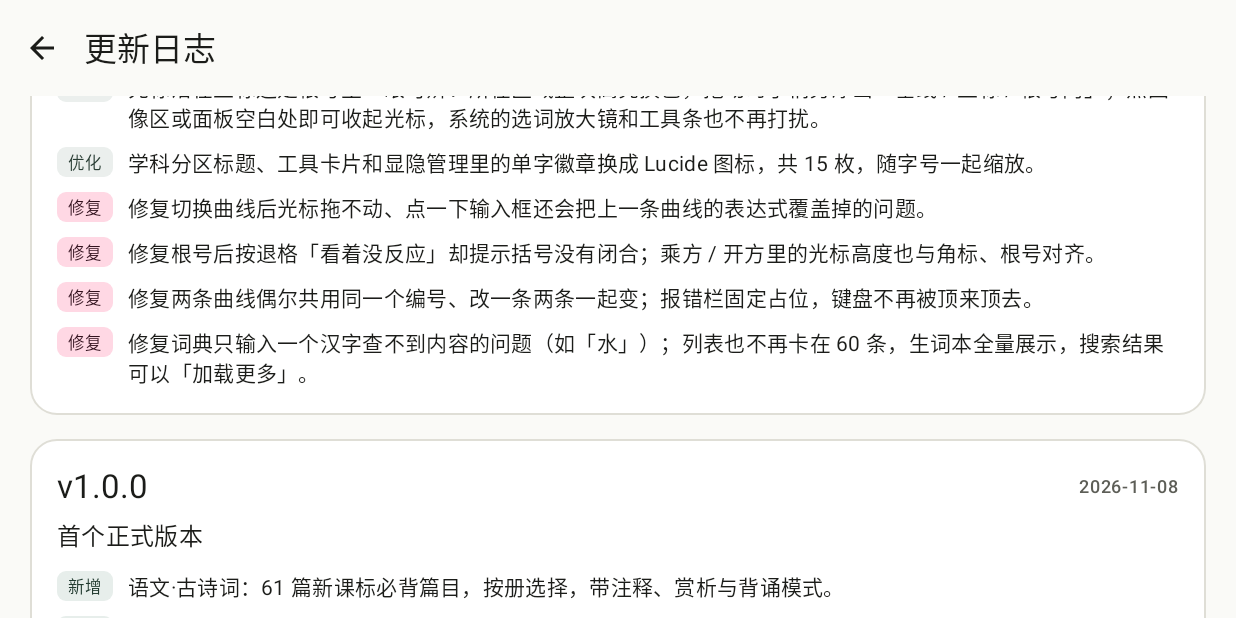
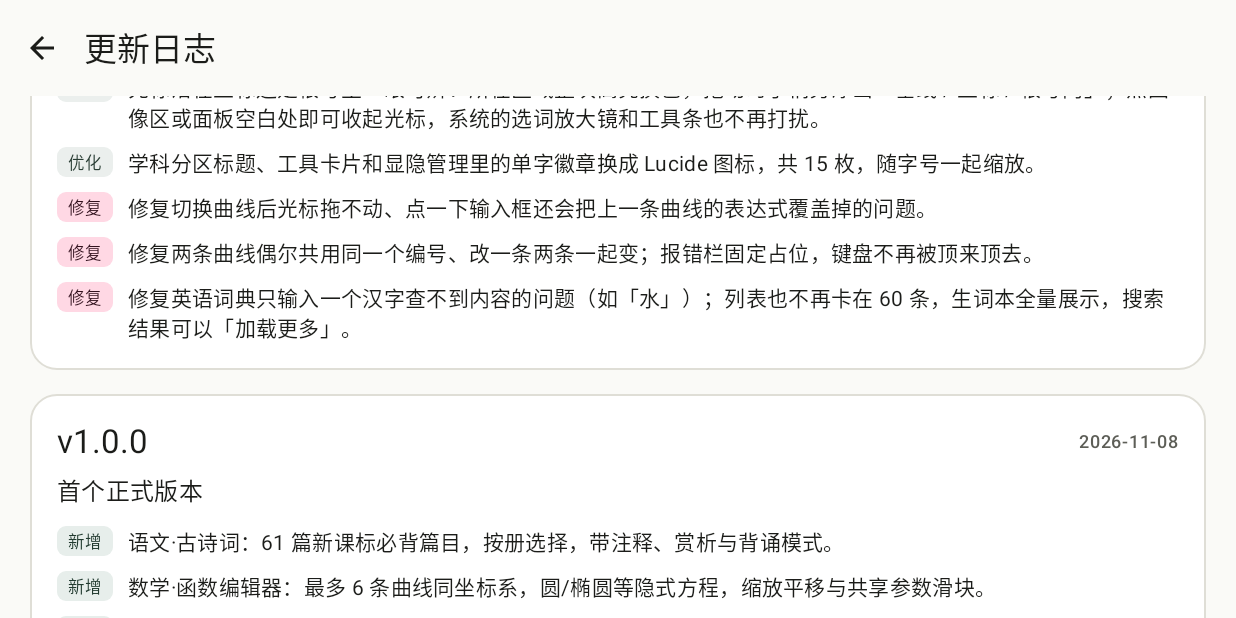
Before and after one commit to x1aoren/SubjectToolbox, an Android app built with Jetpack Compose: the ChangelogScreen screen opened through its navigation route, scrolled down 486 dp, on a phone screen of 824 x 412 dp (held sideways). Run offline under Robolectric (Android 15) with nearby library versions, the phone set to English and light mode, and no system bars; network calls fail.

Commit message:
fix: 修复版本号回退及首页布局、数学滑块逻辑问题
- 回退应用版本号从3到2，同步更新Changelog测试用例
- 调整首页布局改为按行排列学科，避免三列布局的错位问题
- 优化数学函数模块自动滑块逻辑，基于原始表达式判断变量存在性，避免误删未完成输入的变量滑块

```diff
--- a/app/build.gradle.kts
+++ b/app/build.gradle.kts
@@ -23,7 +23,7 @@ android {
         applicationId = "cn.stb.subjecttoolbox"
         minSdk = 26
         targetSdk = 34
-        versionCode = 3
+        versionCode = 2
         versionName = "1.1.0"
     }
 
--- a/core/model/src/main/kotlin/cn/stb/core/model/Changelog.kt
+++ b/core/model/src/main/kotlin/cn/stb/core/model/Changelog.kt
@@ -54,7 +54,7 @@ object Changelog {
     val releases: List<ReleaseNote> = listOf(
         ReleaseNote(
             versionName = "1.1.0",
-            versionCode = 3,
+            versionCode = 2,
             date = "2026-11-14",
             headline = "函数编辑器大更新，语文新增汉语词典",
             changes = listOf(
@@ -104,15 +104,11 @@ object Changelog {
                 ),
                 ChangeItem(
                     ChangeKind.FIX,
-                    "修复根号后按退格「看着没反应」却提示括号没有闭合；乘方 / 开方里的光标高度也与角标、根号对齐。",
-                ),
-                ChangeItem(
-                    ChangeKind.FIX,
                     "修复两条曲线偶尔共用同一个编号、改一条两条一起变；报错栏固定占位，键盘不再被顶来顶去。",
                 ),
                 ChangeItem(
                     ChangeKind.FIX,
-                    "修复词典只输入一个汉字查不到内容的问题（如「水」）；列表也不再卡在 60 条，生词本全量展示，搜索结果可以「加载更多」。",
+                    "修复英语词典只输入一个汉字查不到内容的问题（如「水」）；列表也不再卡在 60 条，生词本全量展示，搜索结果可以「加载更多」。",
                 ),
             ),
         ),
--- a/feature/home/src/main/kotlin/cn/stb/feature/home/HomeScreen.kt
+++ b/feature/home/src/main/kotlin/cn/stb/feature/home/HomeScreen.kt
@@ -142,26 +142,27 @@ fun HomeScreen(
             Spacer(Modifier.height(24.dp))
         }
 
-        // 横屏下把学科分三栏铺开：每个学科只有一两个工具时，单列会让右侧空出大片留白
+        // 按行铺开学科：同一行的学科标题从同一条基线开始，避免三列各自堆叠后错位。
+        val pinnedIds = content.pinned.map { it.id }.toSet()
+        Column(verticalArrangement = Arrangement.spacedBy(18.dp)) {
+            shown.sections.chunked(SECTION_COLUMNS).forEach { rowSections ->
                 Row(
                     modifier = Modifier.fillMaxWidth(),
                     horizontalArrangement = Arrangement.spacedBy(18.dp),
                     verticalAlignment = Alignment.Top,
                 ) {
-            repeat(SECTION_COLUMNS) { column ->
-                Column(
-                    modifier = Modifier.weight(1f),
-                    verticalArrangement = Arrangement.spacedBy(18.dp),
-                ) {
-                    shown.sections
-                        .filterIndexed { index, _ -> index % SECTION_COLUMNS == column }
-                        .forEach { section ->
+                    rowSections.forEach { section ->
                         SubjectBlock(
                             section = section,
                             viewModel = viewModel,
                             onOpenTool = onOpenTool,
-                                pinnedIds = content.pinned.map { it.id }.toSet(),
+                            pinnedIds = pinnedIds,
+                            modifier = Modifier.weight(1f),
                         )
+                    }
+                    // 最后一行不足三栏时补空位，保持每栏等宽，不把剩下的学科拉宽
+                    repeat(SECTION_COLUMNS - rowSections.size) {
+                        Spacer(Modifier.weight(1f))
                     }
                 }
             }
@@ -208,8 +209,9 @@ private fun SubjectBlock(
     viewModel: HomeViewModel,
     onOpenTool: (ToolId) -> Unit,
     pinnedIds: Set<ToolId>,
+    modifier: Modifier = Modifier,
 ) {
-    Column(verticalArrangement = Arrangement.spacedBy(10.dp)) {
+    Column(modifier = modifier, verticalArrangement = Arrangement.spacedBy(10.dp)) {
         SectionHeader(
             title = section.subject.name,
             accent = Color(section.subject.accent),
```
Also changed, not shown: feature/math-function/src/main/kotlin/cn/stb/feature/math/MathScreen.kt (+27 -8 lines), 1 other file. Lines whose indentation alone changed are shown as unchanged.
